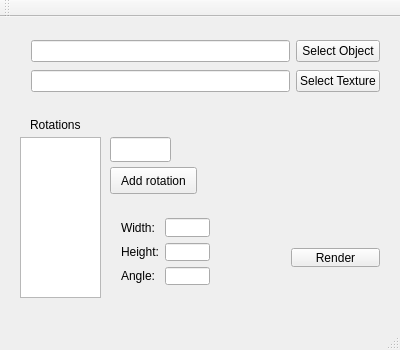
Old version of the form mainwindow.ui in the repository supernugy/Awesome2DGui.
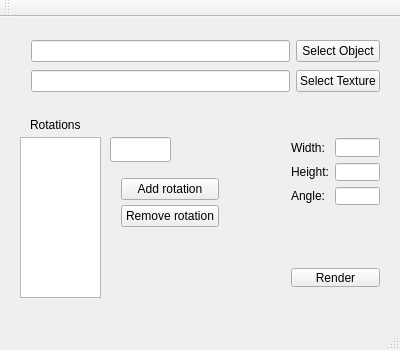
New version of the form.

Commit message: Added "remove rotation" button and "add rotation" button now adds rotation to global list a list widget.

The edit to the form file:
```diff
--- a/mainwindow.ui
+++ b/mainwindow.ui
@@ -55,8 +55,8 @@
    <widget class="QWidget" name="gridLayoutWidget_2">
     <property name="geometry">
      <rect>
-      <x>110</x>
-      <y>190</y>
+      <x>280</x>
+      <y>110</y>
       <width>111</width>
       <height>89</height>
      </rect>
@@ -116,6 +116,13 @@
      </rect>
     </property>
     <layout class="QVBoxLayout" name="verticalLayout_2">
+     <item>
+      <widget class="QLabel" name="label">
+       <property name="text">
+        <string/>
+       </property>
+      </widget>
+     </item>
      <item>
       <widget class="QPushButton" name="renderButton">
        <property name="text">
@@ -123,13 +130,6 @@
        </property>
       </widget>
      </item>
-     <item>
-      <widget class="QLabel" name="label">
-       <property name="text">
-        <string/>
-       </property>
-      </widget>
-     </item>
     </layout>
    </widget>
    <widget class="QLabel" name="rotationsMainLabel">
@@ -165,17 +165,49 @@
      </rect>
     </property>
    </widget>
-   <widget class="QPushButton" name="addRotationButton">
+   <widget class="QWidget" name="verticalLayoutWidget_2">
     <property name="geometry">
      <rect>
       <x>110</x>
       <y>150</y>
-      <width>87</width>
-      <height>27</height>
+      <width>120</width>
+      <height>71</height>
+     </rect>
+    </property>
+    <layout class="QVBoxLayout" name="verticalLayout">
+     <property name="spacing">
+      <number>5</number>
+     </property>
+     <item>
+      <widget class="QPushButton" name="addRotationButton">
+       <property name="text">
+        <string>Add rotation</string>
+       </property>
+      </widget>
+     </item>
+     <item>
+      <widget class="QPushButton" name="removeRotationButton">
+       <property name="text">
+        <string>Remove rotation</string>
+       </property>
+      </widget>
+     </item>
+    </layout>
+   </widget>
+   <widget class="QLabel" name="rotationMessageLabel">
+    <property name="geometry">
+     <rect>
+      <x>110</x>
+      <y>220</y>
+      <width>121</width>
+      <height>41</height>
      </rect>
     </property>
     <property name="text">
-     <string>Add rotation</string>
+     <string/>
+    </property>
+    <property name="textFormat">
+     <enum>Qt::AutoText</enum>
     </property>
    </widget>
   </widget>
```
The commit also changes 2 other files.
